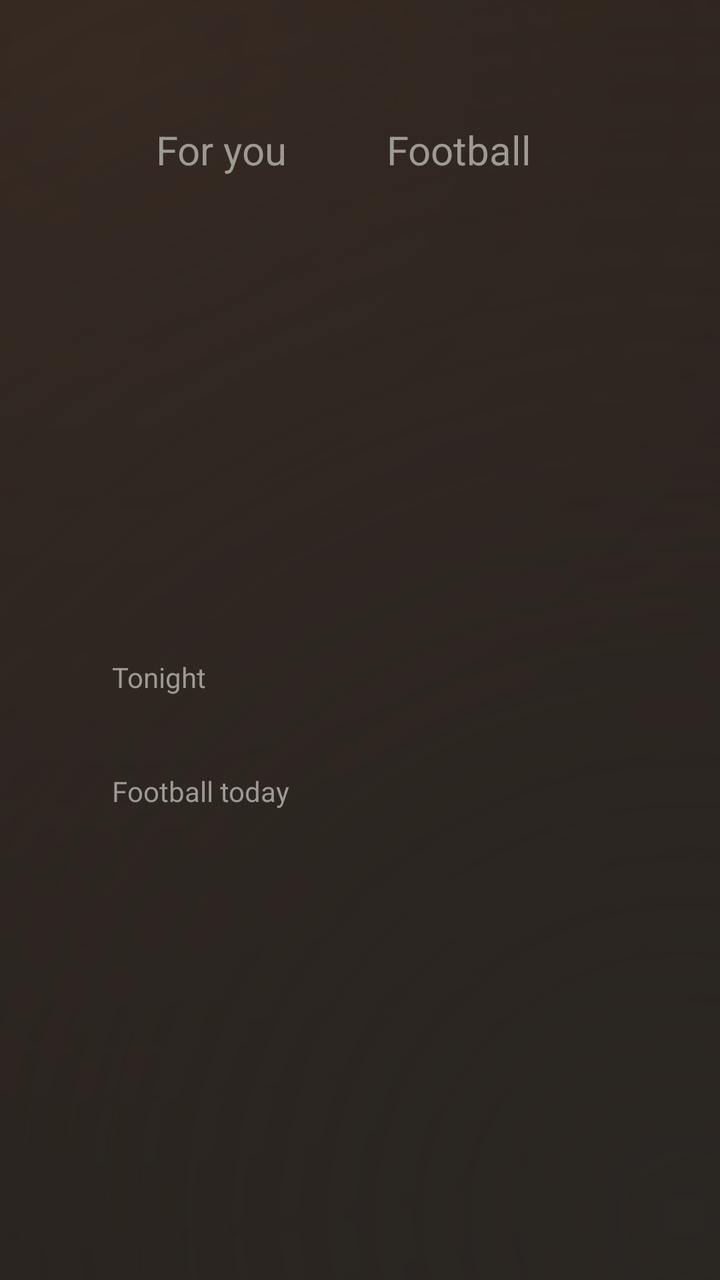
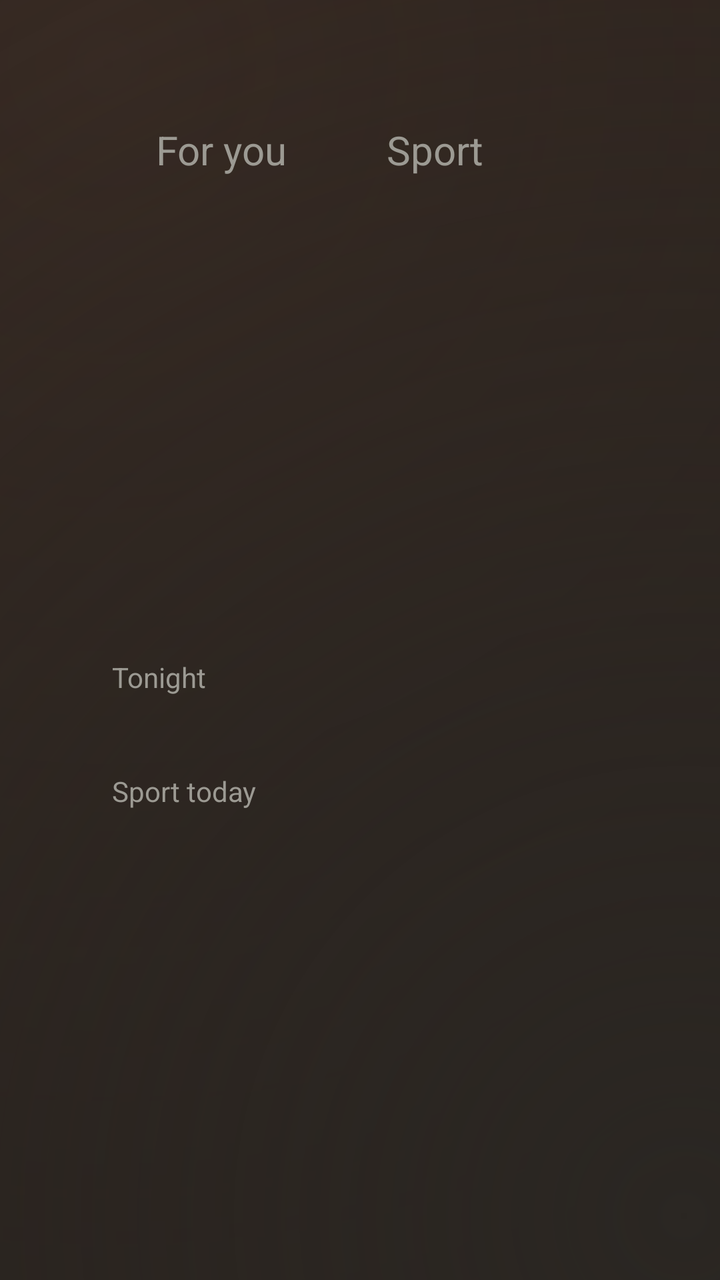

Before-and-after screenshots of an Android layout around one commit, followed by the original layout XML and the change that was made.
<!-- AndroidManifest.xml: application theme ClaudeTheme -->
<!-- res/layout/activity_main.xml -->
<?xml version="1.0" encoding="utf-8"?>

<LinearLayout xmlns:android="http://schemas.android.com/apk/res/android"
    android:layout_width="match_parent" android:layout_height="match_parent"
    android:orientation="vertical" android:background="@drawable/bg_gradient"
    android:paddingLeft="56dp" android:paddingRight="56dp" android:paddingTop="18dp">

    
    <LinearLayout android:layout_width="match_parent" android:layout_height="wrap_content" android:orientation="horizontal" android:gravity="center_vertical">
        <TextView android:id="@+id/tabForYou" android:layout_width="wrap_content" android:layout_height="wrap_content" android:text="For you"
            android:textSize="20sp" android:textColor="@color/tab_text" android:background="@drawable/tab_bg" android:paddingLeft="22dp" android:paddingRight="22dp" android:paddingTop="8dp" android:paddingBottom="8dp" android:focusable="true" android:focusableInTouchMode="true" android:nextFocusDown="@+id/heroRow" />
        <TextView android:id="@+id/tabFootball" android:layout_width="wrap_content" android:layout_height="wrap_content" android:text="Football" android:layout_marginLeft="6dp"
            android:textSize="20sp" android:textColor="@color/tab_text" android:background="@drawable/tab_bg" android:paddingLeft="22dp" android:paddingRight="22dp" android:paddingTop="8dp" android:paddingBottom="8dp" android:focusable="true" android:focusableInTouchMode="true" />
        <TextView android:id="@+id/tabApps" android:layout_width="wrap_content" android:layout_height="wrap_content" android:text="Apps" android:layout_marginLeft="6dp"
            android:textSize="20sp" android:textColor="@color/tab_text" android:background="@drawable/tab_bg" android:paddingLeft="22dp" android:paddingRight="22dp" android:paddingTop="8dp" android:paddingBottom="8dp" android:focusable="true" android:focusableInTouchMode="true" />
        <View android:layout_width="0dp" android:layout_weight="1" android:layout_height="1dp" />
        <TextView android:id="@+id/greeting" android:layout_width="wrap_content" android:layout_height="wrap_content" android:textSize="18sp" android:textColor="@color/muted" android:layout_marginRight="18dp" />
        <TextView android:id="@+id/clock" android:layout_width="wrap_content" android:layout_height="wrap_content" android:textSize="22sp" android:textColor="@color/text" />
    </LinearLayout>

    
    <LinearLayout android:id="@+id/alert" android:layout_width="match_parent" android:layout_height="wrap_content"
        android:layout_marginTop="14dp" android:orientation="horizontal" android:gravity="center_vertical"
        android:background="@drawable/banner_bg" android:padding="12dp" android:focusable="true" android:focusableInTouchMode="true" android:visibility="gone">
        <TextView android:id="@+id/alertText" android:layout_width="0dp" android:layout_weight="1" android:layout_height="wrap_content" android:textSize="18sp" android:textColor="#1A1917" android:textStyle="bold" />
        <TextView android:id="@+id/alertHint" android:layout_width="wrap_content" android:layout_height="wrap_content" android:textSize="14sp" android:textColor="#1A1917" android:text="Select to open" />
    </LinearLayout>

    
    <FrameLayout android:layout_width="match_parent" android:layout_height="0dp" android:layout_weight="1" android:layout_marginTop="10dp">

        
        <LinearLayout android:id="@+id/pageForYou" android:layout_width="match_parent" android:layout_height="match_parent" android:orientation="vertical" android:gravity="center_vertical">
            <TextView android:id="@+id/heroTitle" android:layout_width="wrap_content" android:layout_height="wrap_content" android:text="Tonight" android:textSize="14sp" android:textColor="@color/muted" />
            <HorizontalScrollView android:id="@+id/heroScroll" android:layout_width="match_parent" android:layout_height="wrap_content" android:layout_marginTop="8dp" android:scrollbars="none" android:clipToPadding="false" android:paddingTop="8dp" android:paddingBottom="8dp" android:clipChildren="false">
                <LinearLayout android:id="@+id/heroRow" android:layout_width="wrap_content" android:layout_height="wrap_content" android:orientation="horizontal" android:clipChildren="false" />
            </HorizontalScrollView>
            <TextView android:id="@+id/footballTitle" android:layout_width="wrap_content" android:layout_height="wrap_content" android:layout_marginTop="14dp" android:text="Football today" android:textSize="14sp" android:textColor="@color/muted" />
            <HorizontalScrollView android:id="@+id/footballScroll" android:layout_width="match_parent" android:layout_height="wrap_content" android:layout_marginTop="6dp" android:scrollbars="none" android:clipToPadding="false" android:paddingTop="6dp" android:paddingBottom="6dp" android:clipChildren="false">
                <LinearLayout android:id="@+id/footballRow" android:layout_width="wrap_content" android:layout_height="wrap_content" android:orientation="horizontal" android:clipChildren="false" />
            </HorizontalScrollView>
        </LinearLayout>

        
        <LinearLayout android:id="@+id/pageFootball" android:layout_width="match_parent" android:layout_height="match_parent" android:orientation="vertical" android:gravity="center_vertical" android:visibility="gone">
            <TextView android:id="@+id/footballTitle2" android:layout_width="wrap_content" android:layout_height="wrap_content" android:text="Football" android:textSize="14sp" android:textColor="@color/muted" />
            <HorizontalScrollView android:id="@+id/footballScroll2" android:layout_width="match_parent" android:layout_height="wrap_content" android:layout_marginTop="8dp" android:scrollbars="none" android:clipToPadding="false" android:paddingTop="8dp" android:paddingBottom="8dp" android:clipChildren="false">
                <LinearLayout android:id="@+id/footballRow2" android:layout_width="wrap_content" android:layout_height="wrap_content" android:orientation="horizontal" android:clipChildren="false" />
            </HorizontalScrollView>
            <TextView android:id="@+id/footballNote" android:layout_width="wrap_content" android:layout_height="wrap_content" android:layout_marginTop="12dp" android:textSize="13sp" android:textColor="@color/muted" android:text="List updates every morning at 06:46. Select a match to open the app; the VPN switches by itself." />
        </LinearLayout>

        
        <GridView android:id="@+id/grid" android:layout_width="match_parent" android:layout_height="match_parent" android:visibility="gone"
            android:numColumns="7" android:horizontalSpacing="10dp" android:verticalSpacing="10dp" android:clipToPadding="false" android:paddingTop="8dp" android:paddingBottom="24dp" android:listSelector="@android:color/transparent" />
    </FrameLayout>

    
    <HorizontalScrollView android:id="@+id/dockScroll" android:layout_width="match_parent" android:layout_height="wrap_content" android:layout_marginBottom="14dp" android:scrollbars="none" android:clipToPadding="false" android:paddingTop="8dp" android:paddingBottom="8dp" android:clipChildren="false">
        <LinearLayout android:id="@+id/dockRow" android:layout_width="wrap_content" android:layout_height="wrap_content" android:orientation="horizontal" android:clipChildren="false" />
    </HorizontalScrollView>
</LinearLayout>
<!-- resources referenced by this layout -->
<resources>
  <color name="muted">#9C9A93</color>
  <color name="text">#F4F3EE</color>
  <!-- drawable banner_bg (drawable) -->
  <?xml version="1.0" encoding="utf-8"?>
  <selector xmlns:android="http://schemas.android.com/apk/res/android">
      <item android:state_focused="true">
          <shape android:shape="rectangle">
              <solid android:color="#E07A5A" />
              <corners android:radius="12dp" />
          </shape>
      </item>
      <item>
          <shape android:shape="rectangle">
              <solid android:color="@color/accent" />
              <corners android:radius="12dp" />
          </shape>
      </item>
  </selector>
  <!-- drawable bg_gradient (drawable) -->
  <?xml version="1.0" encoding="utf-8"?>
  <layer-list xmlns:android="http://schemas.android.com/apk/res/android">
      <item><shape android:shape="rectangle"><solid android:color="#141311" /></shape></item>
      <item><shape android:shape="rectangle">
          <gradient android:type="radial" android:gradientRadius="1400dp" android:centerX="0.15" android:centerY="0.05"
              android:startColor="#3A2A22" android:endColor="#00000000" />
      </shape></item>
      <item><shape android:shape="rectangle">
          <gradient android:type="radial" android:gradientRadius="900dp" android:centerX="0.95" android:centerY="0.95"
              android:startColor="#2A2622" android:endColor="#00000000" />
      </shape></item>
  </layer-list>
  <!-- drawable tab_bg (drawable) -->
  <?xml version="1.0" encoding="utf-8"?>
  <selector xmlns:android="http://schemas.android.com/apk/res/android">
      <item android:state_focused="true">
          <shape android:shape="rectangle"><solid android:color="#F4F3EE" /><corners android:radius="22dp" /></shape>
      </item>
      <item android:state_selected="true">
          <shape android:shape="rectangle"><solid android:color="#33FFFFFF" /><corners android:radius="22dp" /></shape>
      </item>
      <item>
          <shape android:shape="rectangle"><solid android:color="#00000000" /><corners android:radius="22dp" /></shape>
      </item>
  </selector>
  <style name="ClaudeTheme" parent="@android:style/Theme.DeviceDefault.NoActionBar.Fullscreen">
          <item name="android:windowBackground">@color/bg</item>
          <item name="android:colorBackground">@color/bg</item>
          <item name="android:textColor">@color/text</item>
      </style>
  <color name="accent">#CC785C</color>
  <color name="bg">#1A1917</color>
</resources>

<!-- the commit's change to res/layout/activity_main.xml (unified diff, before → after) -->
@@ -1,5 +1,4 @@
 <?xml version="1.0" encoding="utf-8"?>
-
 <LinearLayout xmlns:android="http://schemas.android.com/apk/res/android"
     android:layout_width="match_parent" android:layout_height="match_parent"
     android:orientation="vertical" android:background="@drawable/bg_gradient"
@@ -9,7 +8,7 @@
     <LinearLayout android:layout_width="match_parent" android:layout_height="wrap_content" android:orientation="horizontal" android:gravity="center_vertical">
         <TextView android:id="@+id/tabForYou" android:layout_width="wrap_content" android:layout_height="wrap_content" android:text="For you"
             android:textSize="20sp" android:textColor="@color/tab_text" android:background="@drawable/tab_bg" android:paddingLeft="22dp" android:paddingRight="22dp" android:paddingTop="8dp" android:paddingBottom="8dp" android:focusable="true" android:focusableInTouchMode="true" android:nextFocusDown="@+id/heroRow" />
-        <TextView android:id="@+id/tabFootball" android:layout_width="wrap_content" android:layout_height="wrap_content" android:text="Football" android:layout_marginLeft="6dp"
+        <TextView android:id="@+id/tabFootball" android:layout_width="wrap_content" android:layout_height="wrap_content" android:text="Sport" android:layout_marginLeft="6dp"
             android:textSize="20sp" android:textColor="@color/tab_text" android:background="@drawable/tab_bg" android:paddingLeft="22dp" android:paddingRight="22dp" android:paddingTop="8dp" android:paddingBottom="8dp" android:focusable="true" android:focusableInTouchMode="true" />
         <TextView android:id="@+id/tabApps" android:layout_width="wrap_content" android:layout_height="wrap_content" android:text="Apps" android:layout_marginLeft="6dp"
             android:textSize="20sp" android:textColor="@color/tab_text" android:background="@drawable/tab_bg" android:paddingLeft="22dp" android:paddingRight="22dp" android:paddingTop="8dp" android:paddingBottom="8dp" android:focusable="true" android:focusableInTouchMode="true" />
@@ -35,7 +34,7 @@
             <HorizontalScrollView android:id="@+id/heroScroll" android:layout_width="match_parent" android:layout_height="wrap_content" android:layout_marginTop="8dp" android:scrollbars="none" android:clipToPadding="false" android:paddingTop="8dp" android:paddingBottom="8dp" android:clipChildren="false">
                 <LinearLayout android:id="@+id/heroRow" android:layout_width="wrap_content" android:layout_height="wrap_content" android:orientation="horizontal" android:clipChildren="false" />
             </HorizontalScrollView>
-            <TextView android:id="@+id/footballTitle" android:layout_width="wrap_content" android:layout_height="wrap_content" android:layout_marginTop="14dp" android:text="Football today" android:textSize="14sp" android:textColor="@color/muted" />
+            <TextView android:id="@+id/footballTitle" android:layout_width="wrap_content" android:layout_height="wrap_content" android:layout_marginTop="14dp" android:text="Sport today" android:textSize="14sp" android:textColor="@color/muted" />
             <HorizontalScrollView android:id="@+id/footballScroll" android:layout_width="match_parent" android:layout_height="wrap_content" android:layout_marginTop="6dp" android:scrollbars="none" android:clipToPadding="false" android:paddingTop="6dp" android:paddingBottom="6dp" android:clipChildren="false">
                 <LinearLayout android:id="@+id/footballRow" android:layout_width="wrap_content" android:layout_height="wrap_content" android:orientation="horizontal" android:clipChildren="false" />
             </HorizontalScrollView>
@@ -43,11 +42,11 @@
 
         
         <LinearLayout android:id="@+id/pageFootball" android:layout_width="match_parent" android:layout_height="match_parent" android:orientation="vertical" android:gravity="center_vertical" android:visibility="gone">
-            <TextView android:id="@+id/footballTitle2" android:layout_width="wrap_content" android:layout_height="wrap_content" android:text="Football" android:textSize="14sp" android:textColor="@color/muted" />
+            <TextView android:id="@+id/footballTitle2" android:layout_width="wrap_content" android:layout_height="wrap_content" android:text="Sport" android:textSize="14sp" android:textColor="@color/muted" />
             <HorizontalScrollView android:id="@+id/footballScroll2" android:layout_width="match_parent" android:layout_height="wrap_content" android:layout_marginTop="8dp" android:scrollbars="none" android:clipToPadding="false" android:paddingTop="8dp" android:paddingBottom="8dp" android:clipChildren="false">
                 <LinearLayout android:id="@+id/footballRow2" android:layout_width="wrap_content" android:layout_height="wrap_content" android:orientation="horizontal" android:clipChildren="false" />
             </HorizontalScrollView>
-            <TextView android:id="@+id/footballNote" android:layout_width="wrap_content" android:layout_height="wrap_content" android:layout_marginTop="12dp" android:textSize="13sp" android:textColor="@color/muted" android:text="List updates every morning at 06:46. Select a match to open the app; the VPN switches by itself." />
+            <TextView android:id="@+id/footballNote" android:layout_width="wrap_content" android:layout_height="wrap_content" android:layout_marginTop="12dp" android:textSize="13sp" android:textColor="@color/muted" android:text="Football and India cricket. List updates every morning at 06:46. Select a match to open the app; the VPN switches by itself." />
         </LinearLayout>
 
         
